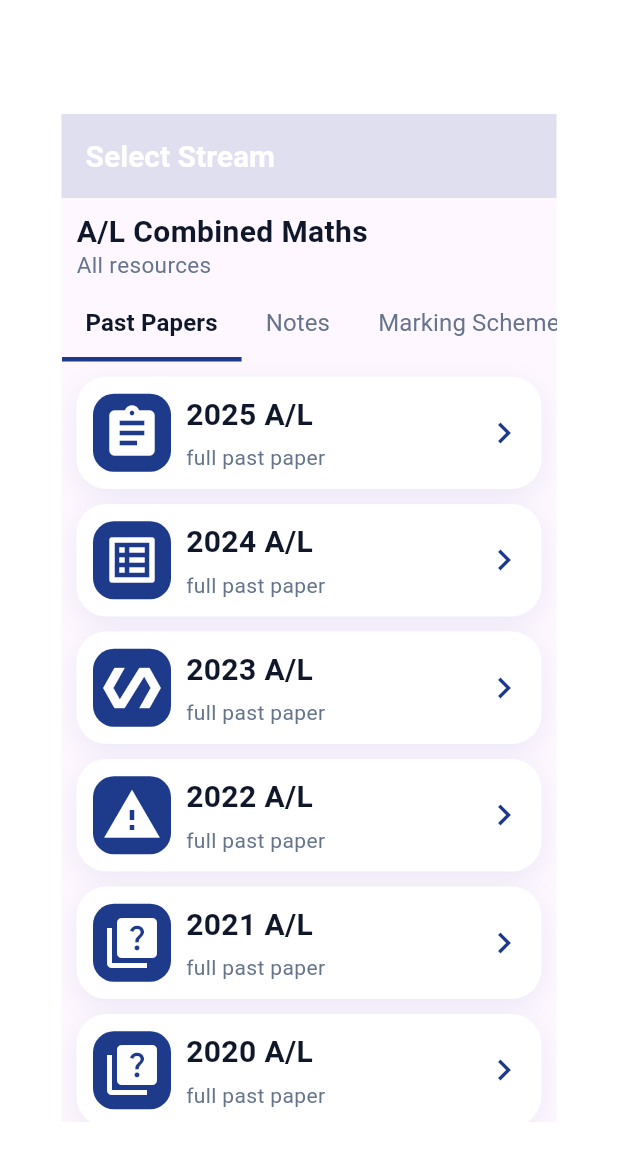
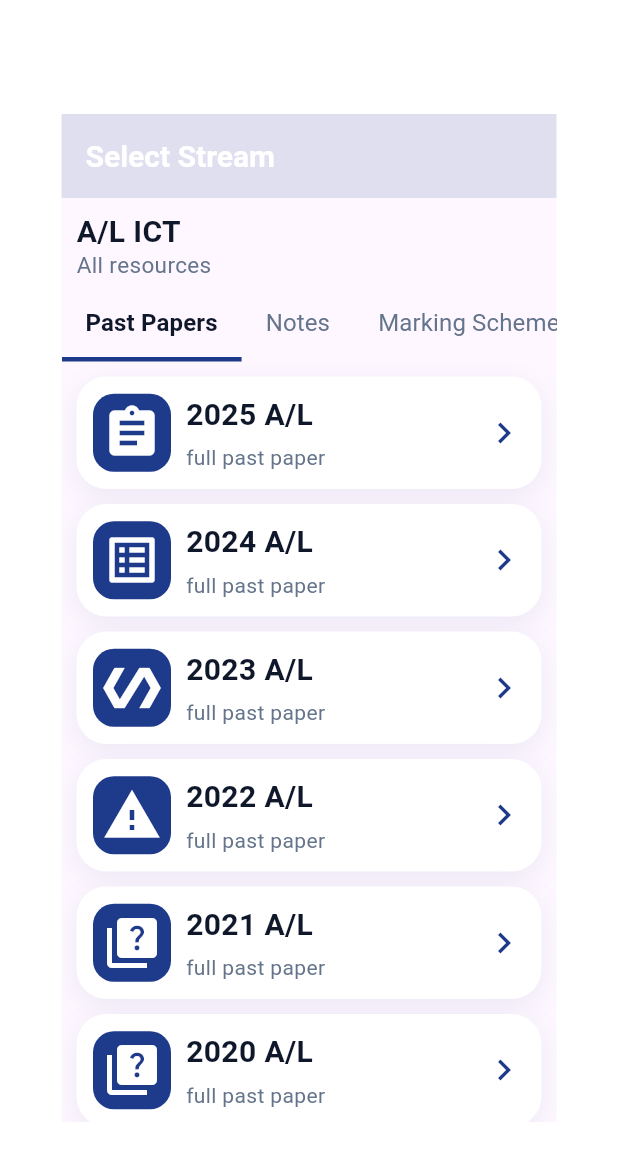
Before and after one commit to KalpaSulochana/learnova, a Flutter app: the ict screen opened directly, on a phone screen of 412 x 824 dp. Shown: the top 1161 px of the screen. Run offline on Flutter 3.47's test engine with Material 3 defaults, Android fonts, the phone set to English and light mode, and no system bars.

Commit message:
solve the errors

```diff
--- a/lib/resources/Advanced Level/Physical Science/HigherMaths.dart
+++ b/lib/resources/Advanced Level/Physical Science/HigherMaths.dart
@@ -1,6 +1,7 @@
 import 'package:flutter/material.dart';
 import 'package:learnova/card.dart';
 import 'package:learnova/colors.dart';
+import 'package:learnova/resources/Advanced%20Level/Physical%20Science/CombinedMaths.dart';
 
 class higherMaths extends StatelessWidget {
   const higherMaths({super.key});
@@ -37,7 +38,7 @@ class higherMaths extends StatelessWidget {
                   crossAxisAlignment: CrossAxisAlignment.start,
                   children:  [
                     Text(
-                      'A/L Combined Maths',
+                      'A/L Higher Maths',
                       style: TextStyle(
                         color: textDark
                         ,
--- a/lib/resources/Advanced Level/Physical Science/ICT.dart
+++ b/lib/resources/Advanced Level/Physical Science/ICT.dart
@@ -1,6 +1,7 @@
 import 'package:flutter/material.dart';
 import 'package:learnova/card.dart';
 import 'package:learnova/colors.dart';
+import 'package:learnova/resources/Advanced%20Level/Physical%20Science/CombinedMaths.dart';
 
 class ict extends StatelessWidget {
   const ict({super.key});
@@ -37,7 +38,7 @@ class ict extends StatelessWidget {
                   crossAxisAlignment: CrossAxisAlignment.start,
                   children:  [
                     Text(
-                      'A/L Combined Maths',
+                      'A/L ICT',
                       style: TextStyle(
                         color: textDark
                         ,
```
